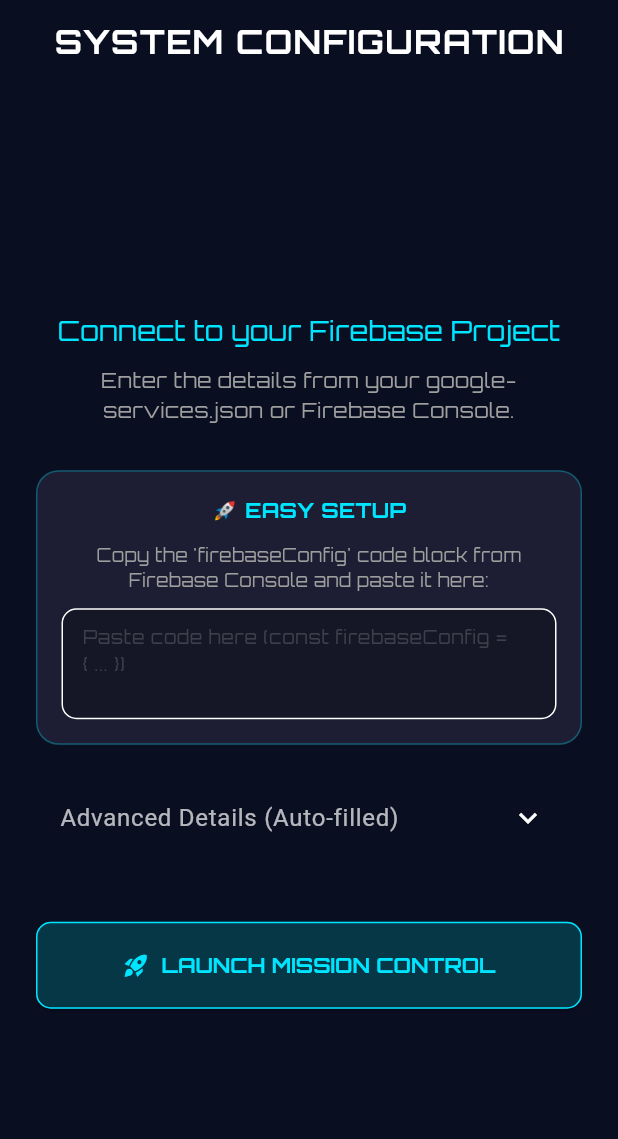
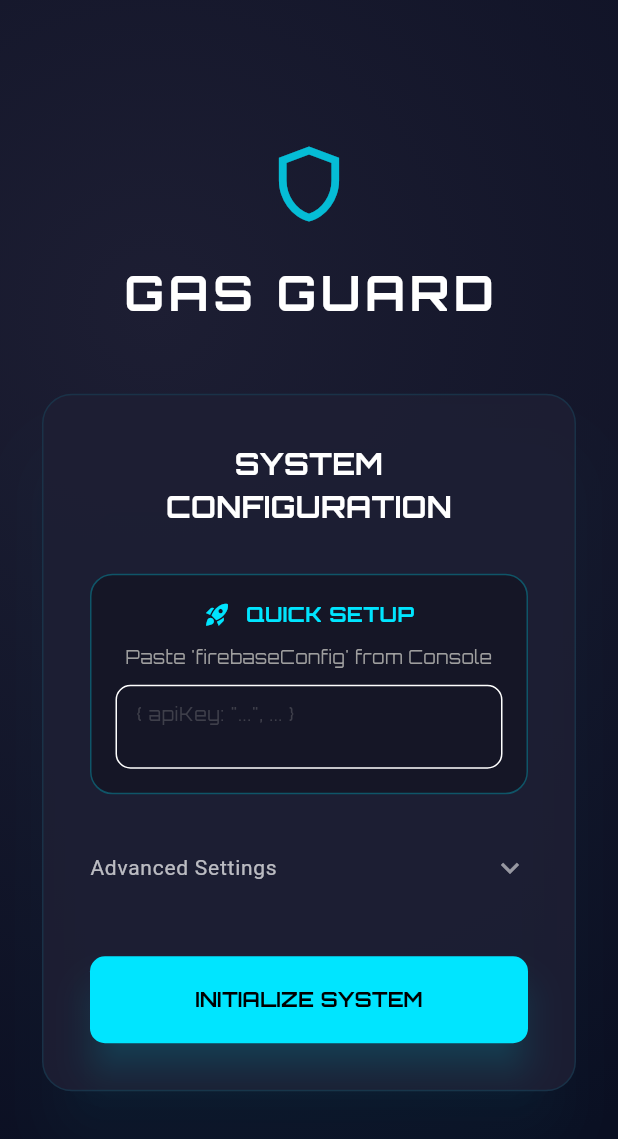
Before and after one commit to Pratik4875/gas-guard-command-center, a Flutter app: the screen it shows after launch, on a phone screen of 412 x 824 dp. Shown: the top 1139 px of the screen. Run offline on Flutter 3.47's test engine with Material 3 defaults, Android fonts, the phone set to English and light mode, and no system bars; our stand-ins replace firebase_core, firebase_database, fl_chart, google_fonts, percent_indicator, shared_preferences; accounts and stored records are empty.

Commit message:
UI Overhaul: Premium Split-Screen Landing Page ✨Desktop & Mobile

```diff
--- a/lib/screens/settings_screen.dart
+++ b/lib/screens/settings_screen.dart
@@ -134,35 +134,129 @@
   Widget build(BuildContext context) {
     return Scaffold(
       backgroundColor: const Color(0xFF0A0E21),
-      appBar: AppBar(
-        title: Text(
-          "SYSTEM CONFIGURATION",
-          style: GoogleFonts.orbitron(fontWeight: FontWeight.bold, letterSpacing: 1),
+      body: Container(
+        decoration: const BoxDecoration(
+          gradient: RadialGradient(
+            center: Alignment(-0.5, -0.5),
+            radius: 1.5,
+            colors: [Color(0xFF1D1E33), Color(0xFF0A0E21)],
           ),
-        backgroundColor: Colors.transparent,
-        elevation: 0,
-        centerTitle: true,
         ),
-      body: Center(
+        child: LayoutBuilder(
+          builder: (context, constraints) {
+            bool isWide = constraints.maxWidth > 900;
+
+            if (isWide) {
+              return Row(
+                children: [
+                  // Left Side: Branding / Hero
+                  Expanded(
+                    flex: 4,
+                    child: Container(
+                      padding: const EdgeInsets.all(60),
+                      child: Column(
+                        mainAxisAlignment: MainAxisAlignment.center,
+                        crossAxisAlignment: CrossAxisAlignment.start,
+                        children: [
+                          Icon(Icons.shield_outlined,
+                              size: 100, color: const Color(0xFF00E5FF).withOpacity(0.8)),
+                          const SizedBox(height: 30),
+                          Text(
+                            "GAS GUARD",
+                            style: GoogleFonts.orbitron(
+                              fontSize: 60,
+                              fontWeight: FontWeight.bold,
+                              color: Colors.white,
+                              letterSpacing: 5,
+                            ),
+                          ),
+                          Text(
+                            "COMMAND CENTER",
+                            style: GoogleFonts.orbitron(
+                              fontSize: 30,
+                              color: const Color(0xFF00E5FF),
+                              letterSpacing: 2,
+                            ),
+                          ),
+                          const SizedBox(height: 20),
+                          Text(
+                            "Secure. Monitor. Protect.\nInitialize your system parameters to begin.",
+                            style: GoogleFonts.roboto(
+                              fontSize: 18,
+                              color: Colors.white60,
+                              height: 1.5,
+                            ),
+                          ),
+                        ],
+                      ),
+                    ),
+                  ),
+                  // Right Side: Form
+                  Expanded(
+                    flex: 5,
+                    child: Center(
                       child: ConstrainedBox(
-          constraints: const BoxConstraints(maxWidth: 600),
+                        constraints: const BoxConstraints(maxWidth: 500),
+                        child: _buildFormCard(),
+                      ),
+                    ),
+                  ),
+                ],
+              );
+            } else {
+              // Mobile / Narrow Layout
+              return Center(
                 child: SingleChildScrollView(
                   padding: const EdgeInsets.all(24.0),
+                  child: Column(
+                    children: [
+                      Icon(Icons.shield_outlined,
+                          size: 60, color: const Color(0xFF00E5FF).withOpacity(0.8)),
+                      const SizedBox(height: 20),
+                      Text(
+                        "GAS GUARD",
+                        style: GoogleFonts.orbitron(
+                          fontSize: 32,
+                          fontWeight: FontWeight.bold,
+                          color: Colors.white,
+                          letterSpacing: 3,
+                        ),
+                      ),
+                      const SizedBox(height: 40),
+                      _buildFormCard(),
+                    ],
+                  ),
+                ),
+              );
+            }
+          },
+        ),
+      ),
+    );
+  }
+
+  Widget _buildFormCard() {
+    return Card(
+      color: const Color(0xFF1D1E33).withOpacity(0.9), // Glassy dark
+      shape: RoundedRectangleBorder(
+        borderRadius: BorderRadius.circular(20),
+        side: BorderSide(color: const Color(0xFF00E5FF).withOpacity(0.1)),
+      ),
+      elevation: 20,
+      shadowColor: const Color(0xFF00E5FF).withOpacity(0.1),
+      child: Padding(
+        padding: const EdgeInsets.all(32.0),
         child: Form(
           key: _formKey,
           child: Column(
             crossAxisAlignment: CrossAxisAlignment.stretch,
+            mainAxisSize: MainAxisSize.min,
             children: [
               Text(
-                    "Connect to your Firebase Project",
-                    style: GoogleFonts.orbitron(fontSize: 18, color: const Color(0xFF00E5FF)),
+                "SYSTEM CONFIGURATION",
+                style: GoogleFonts.orbitron(
+                    fontSize: 20, fontWeight: FontWeight.bold, color: Colors.white),
                 textAlign: TextAlign.center,
-                  ),
-                  const SizedBox(height: 10),
-                  Text(
-                    "Enter the details from your google-services.json or Firebase Console.",
-                    textAlign: TextAlign.center,
-                    style: const TextStyle(color: Colors.grey),
               ),
               const SizedBox(height: 30),
 
@@ -170,32 +264,39 @@
               Container(
                 padding: const EdgeInsets.all(16),
                 decoration: BoxDecoration(
-                      color: const Color(0xFF1D1E33),
+                  color: Colors.black26,
                   borderRadius: BorderRadius.circular(15),
-                      border: Border.all(color: const Color(0xFF00E5FF).withValues(alpha: 0.3)),
+                  border: Border.all(color: const Color(0xFF00E5FF).withOpacity(0.3)),
                 ),
                 child: Column(
                   children: [
+                    Row(
+                      mainAxisAlignment: MainAxisAlignment.center,
+                      children: [
+                        const Icon(Icons.rocket_launch, color: Color(0xFF00E5FF), size: 18),
+                        const SizedBox(width: 10),
                         Text(
-                          "🚀 EASY SETUP",
+                          "QUICK SETUP",
                           style: GoogleFonts.orbitron(
                               color: const Color(0xFF00E5FF), fontWeight: FontWeight.bold),
                         ),
+                      ],
+                    ),
                     const SizedBox(height: 10),
                     Text(
-                          "Copy the 'firebaseConfig' code block from Firebase Console and paste it here:",
+                      "Paste 'firebaseConfig' from Console",
                       textAlign: TextAlign.center,
                       style: const TextStyle(color: Colors.grey, fontSize: 12),
                     ),
                     const SizedBox(height: 10),
                     TextField(
-                          maxLines: 3,
+                      maxLines: 2,
                       style: const TextStyle(color: Colors.white, fontSize: 12),
                       decoration: InputDecoration(
-                            hintText: 'Paste code here (const firebaseConfig = { ... })',
-                            hintStyle: TextStyle(color: Colors.grey.withValues(alpha: 0.3)),
+                        hintText: '{ apiKey: "...", ... }',
+                        hintStyle: TextStyle(color: Colors.grey.withOpacity(0.3)),
                         filled: true,
-                            fillColor: Colors.black26,
+                        fillColor: Colors.transparent,
                         border: OutlineInputBorder(borderRadius: BorderRadius.circular(10)),
                         contentPadding: const EdgeInsets.all(10),
                       ),
@@ -215,69 +316,82 @@
               const SizedBox(height: 20),
 
               // --- Advanced Fields (Auto-filled) ---
-                  ExpansionTile(
-                    title: Text("Advanced Details (Auto-filled)", style: GoogleFonts.roboto(color: Colors.white70)),
+              Theme(
+                data: Theme.of(context).copyWith(dividerColor: Colors.transparent),
+                child: ExpansionTile(
+                  tilePadding: EdgeInsets.zero,
+                  collapsedIconColor: Colors.white54,
+                  iconColor: const Color(0xFF00E5FF),
+                  title: Text("Advanced Settings",
+                      style: GoogleFonts.roboto(color: Colors.white70, fontSize: 14)),
                   children: [
                     _buildTextField(
                       controller: _dbUrlController,
                       label: "Database URL",
-                        hint: "https://your-project.firebaseio.com",
+                      hint: "https://...",
                       icon: Icons.link,
                     ),
-                      const SizedBox(height: 15),
+                    const SizedBox(height: 10),
                     _buildTextField(
                       controller: _apiKeyController,
                       label: "API Key",
                       hint: "AIzaSy...",
                       icon: Icons.vpn_key,
                     ),
-                      const SizedBox(height: 15),
+                    const SizedBox(height: 10),
                     _buildTextField(
                       controller: _projectIdController,
                       label: "Project ID",
                       hint: "gas-leak-project",
                       icon: Icons.work,
                     ),
-                      const SizedBox(height: 15),
+                    const SizedBox(height: 10),
                     _buildTextField(
                       controller: _appIdController,
                       label: "App ID",
-                        hint: "1:123456789:android:...",
+                      hint: "1:123...",
                       icon: Icons.apps,
                     ),
-                      const SizedBox(height: 15),
+                    const SizedBox(height: 10),
                     _buildTextField(
                       controller: _messagingSenderIdController,
-                        label: "Messaging Sender ID",
-                        hint: "123456789",
+                      label: "Sender ID",
+                      hint: "123...",
                       icon: Icons.message,
                     ),
                   ],
                 ),
+              ),
 
-                  const SizedBox(height: 40),
+              const SizedBox(height: 30),
 
               _isLoading
                   ? const Center(child: CircularProgressIndicator(color: Color(0xFF00E5FF)))
-                      : ElevatedButton.icon(
+                  : MouseRegion(
+                      cursor: SystemMouseCursors.click,
+                      child: ElevatedButton(
                         onPressed: _saveAndConnect,
-                          icon: const Icon(Icons.rocket_launch),
-                          label: Text(widget.isFirstRun ? "LAUNCH MISSION CONTROL" : "SAVE CONFIGURATION"),
                         style: ElevatedButton.styleFrom(
-                            backgroundColor: const Color(0xFF00E5FF).withValues(alpha: 0.2),
-                            foregroundColor: const Color(0xFF00E5FF),
+                          backgroundColor: const Color(0xFF00E5FF),
+                          foregroundColor: Colors.black,
                           padding: const EdgeInsets.symmetric(vertical: 20),
                           textStyle: GoogleFonts.orbitron(fontWeight: FontWeight.bold),
-                            side: const BorderSide(color: Color(0xFF00E5FF)),
-                            shape: RoundedRectangleBorder(borderRadius: BorderRadius.circular(10)),
+                          shape:
+                              RoundedRectangleBorder(borderRadius: BorderRadius.circular(10)),
+                          elevation: 10,
+                          shadowColor: const Color(0xFF00E5FF).withOpacity(0.4),
+                        ),
+                        child: Text(widget.isFirstRun
+                            ? "INITIALIZE SYSTEM"
+                            : "SAVE CONFIGURATION"),
                       ),
                     ),
             ],
           ),
         ),
       ),
-        ),
-      ),
+    );
+  }
     );
   }
 
```
Also changed, not shown: 4 other files. Lines whose indentation alone changed are shown as unchanged.
